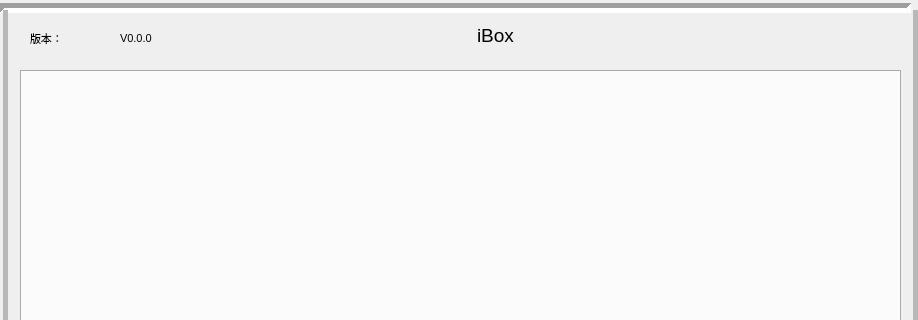
Old version of the form branch/box/boxdlg.ui in the repository ChinaClever/BusBar-Qt; both pictures show x 0 to 918 and y 0 to 320 of the 918 by 548 pixel window.
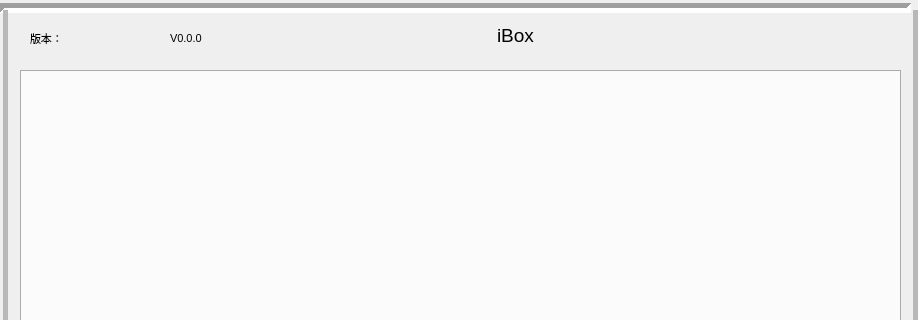
New version of the form. Icons and pictures are not drawn.

The edit to the form file:
```diff
--- a/branch/box/boxdlg.ui
+++ b/branch/box/boxdlg.ui
@@ -30,9 +30,9 @@
   <widget class="QLabel" name="titleLab">
    <property name="geometry">
     <rect>
-     <x>200</x>
+     <x>240</x>
      <y>20</y>
-     <width>591</width>
+     <width>551</width>
      <height>31</height>
     </rect>
    </property>
@@ -172,7 +172,7 @@
     <rect>
      <x>30</x>
      <y>30</y>
-     <width>81</width>
+     <width>131</width>
      <height>17</height>
     </rect>
    </property>
@@ -183,7 +183,7 @@
   <widget class="QLabel" name="version">
    <property name="geometry">
     <rect>
-     <x>120</x>
+     <x>170</x>
      <y>30</y>
      <width>67</width>
      <height>17</height>
```
